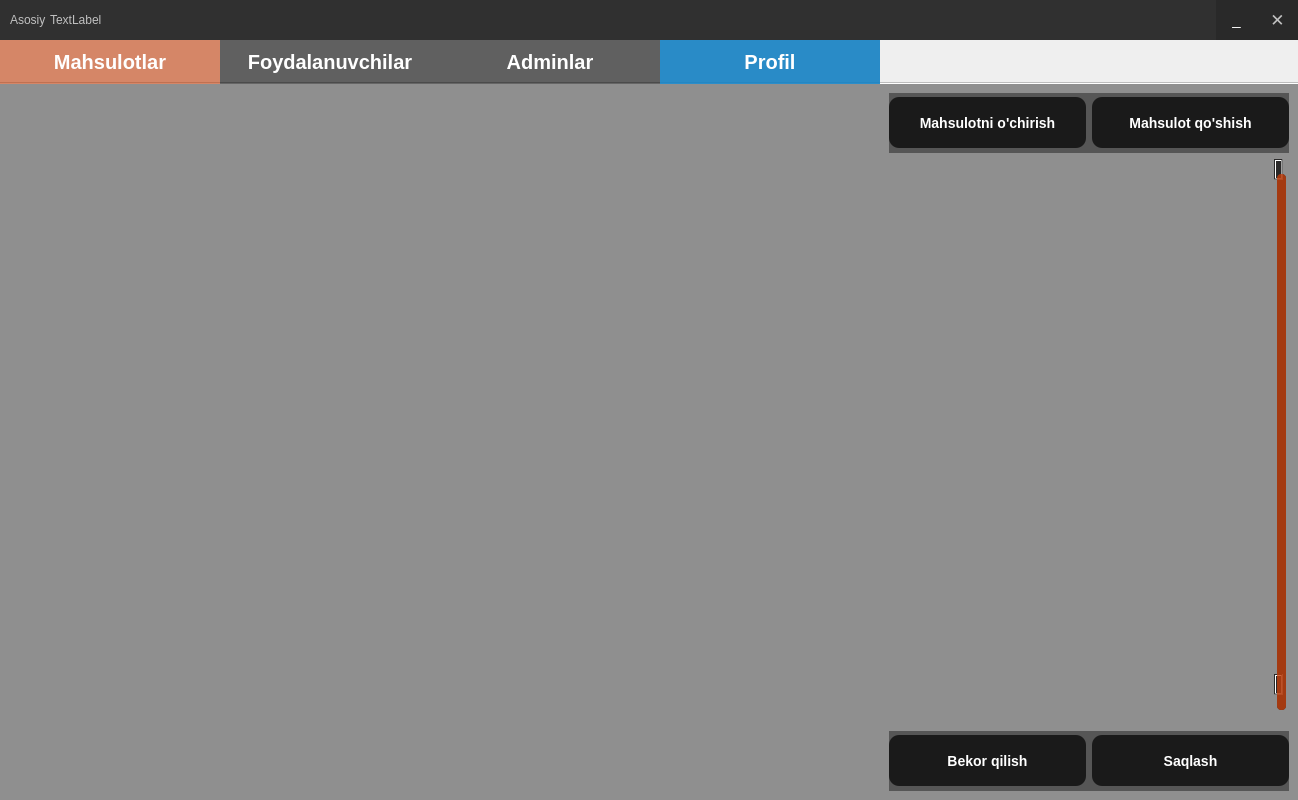
Old version of the form design/main_admin.ui in the repository Ahmadjon-Ergashev/Restaurant.
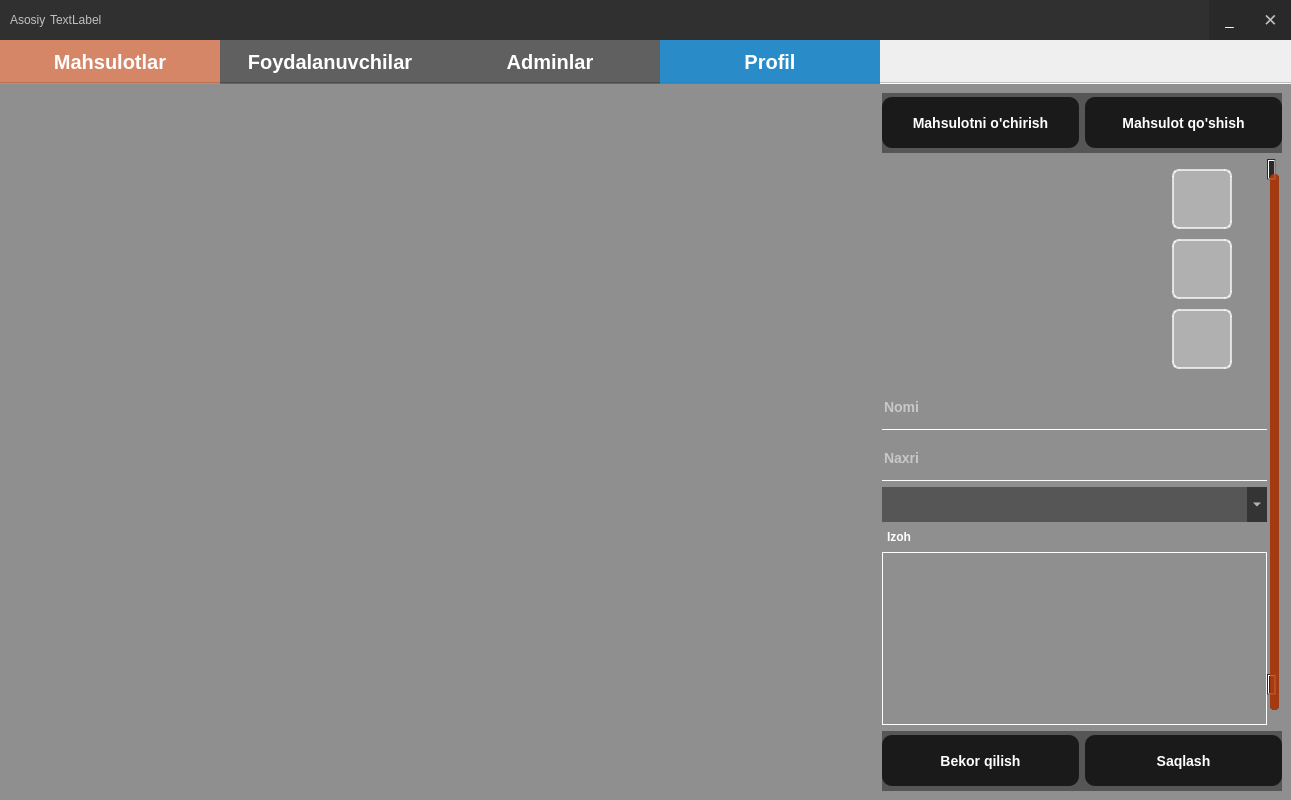
New version of the form. The open tabs and pages were chosen to show the change. Icons and pictures are not drawn.

The edit to the form file:
```diff
--- a/design/main_admin.ui
+++ b/design/main_admin.ui
@@ -6,7 +6,7 @@
    <rect>
     <x>0</x>
     <y>0</y>
-    <width>1298</width>
+    <width>1291</width>
     <height>800</height>
    </rect>
   </property>
@@ -438,7 +438,7 @@
 }
 
 QLabel{
-font-size: 14px;
+font-size: 12px;
 text-align: center;
 color: white;
 padding: 2px;
@@ -529,11 +529,365 @@
             </rect>
            </property>
            <property name="styleSheet">
-            <string notr="true"/>
+            <string notr="true">QLineEdit{
+	font-size:14px;;
+	color:white;
+	border:none;
+	background:transparent;
+	border-bottom:1px solid white;
+}
+
+QLineEdit:hover, QTextEdit:hover{
+	background:rgba(0,0,0,0.04);
+}
+QTextEdit{
+	font-size:14px;;
+	color:white;
+	background:transparent;
+	border:1px solid white;
+}
+QPushButton{
+background: rgba(255,255,255,0.3);
+border-radius: 7px;
+border: 2px solid rgba(255,255,255,0.7);
+/*rgb(68, 117, 222)*/
+}
+QPushButton:hover{
+background: rgba(255,255,255,0.5);
+}
+QRadioButton{
+background: transparent;
+font-size: 14px;
+color: white;
+}
+</string>
            </property>
            <layout class="QVBoxLayout" name="verticalLayout_2">
+            <property name="leftMargin">
+             <number>0</number>
+            </property>
+            <property name="topMargin">
+             <number>0</number>
+            </property>
+            <property name="rightMargin">
+             <number>0</number>
+            </property>
+            <property name="bottomMargin">
+             <number>0</number>
+            </property>
             <item>
-             <layout class="QVBoxLayout" name="verticalLayout_productInfo"/>
+             <layout class="QVBoxLayout" name="verticalLayout_productInfo">
+              <item>
+               <widget class="QFrame" name="frame_ProductPhoto">
+                <property name="minimumSize">
+                 <size>
+                  <width>370</width>
+                  <height>220</height>
+                 </size>
+                </property>
+                <property name="maximumSize">
+                 <size>
+                  <width>400</width>
+                  <height>220</height>
+                 </size>
+                </property>
+                <property name="frameShape">
+                 <enum>QFrame::StyledPanel</enum>
+                </property>
+                <property name="frameShadow">
+                 <enum>QFrame::Raised</enum>
+                </property>
+                <widget class="QLabel" name="productPhoto">
+                 <property name="geometry">
+                  <rect>
+                   <x>40</x>
+                   <y>10</y>
+                   <width>205</width>
+                   <height>205</height>
+                  </rect>
+                 </property>
+                 <property name="minimumSize">
+                  <size>
+                   <width>205</width>
+                   <height>205</height>
+                  </size>
+                 </property>
+                 <property name="maximumSize">
+                  <size>
+                   <width>205</width>
+                   <height>205</height>
+                  </size>
+                 </property>
+                 <property name="text">
+                  <string/>
+                 </property>
+                </widget>
+                <widget class="QPushButton" name="btn_editInfoProduct">
+                 <property name="geometry">
+                  <rect>
+                   <x>290</x>
+                   <y>150</y>
+                   <width>60</width>
+                   <height>60</height>
+                  </rect>
+                 </property>
+                 <property name="minimumSize">
+                  <size>
+                   <width>60</width>
+                   <height>60</height>
+                  </size>
+                 </property>
+                 <property name="maximumSize">
+                  <size>
+                   <width>60</width>
+                   <height>60</height>
+                  </size>
+                 </property>
+                 <property name="toolTip">
+                  <string>Taxrirlash</string>
+                 </property>
+                 <property name="text">
+                  <string/>
+                 </property>
+                 <property name="icon">
+                  <iconset resource="../images.qrc">
+                   <normaloff>:/images/img/icon/sign.png</normaloff>:/images/img/icon/sign.png</iconset>
+                 </property>
+                 <property name="iconSize">
+                  <size>
+                   <width>48</width>
+                   <height>48</height>
+                  </size>
+                 </property>
+                </widget>
+                <widget class="QPushButton" name="btn_templatePhotoProduct">
+                 <property name="geometry">
+                  <rect>
+                   <x>290</x>
+                   <y>80</y>
+                   <width>60</width>
+                   <height>60</height>
+                  </rect>
+                 </property>
+                 <property name="minimumSize">
+                  <size>
+                   <width>60</width>
+                   <height>60</height>
+                  </size>
+                 </property>
+                 <property name="maximumSize">
+                  <size>
+                   <width>60</width>
+                   <height>60</height>
+                  </size>
+                 </property>
+                 <property name="toolTip">
+                  <string>Default avatarni tanlash</string>
+                 </property>
+                 <property name="text">
+                  <string/>
+                 </property>
+                 <property name="icon">
+                  <iconset resource="../images.qrc">
+                   <normaloff>:/images/img/icon/global.png</normaloff>:/images/img/icon/global.png</iconset>
+                 </property>
+                 <property name="iconSize">
+                  <size>
+                   <width>48</width>
+                   <height>48</height>
+                  </size>
+                 </property>
+                </widget>
+                <widget class="QPushButton" name="btn_addPhotoProduct">
+                 <property name="geometry">
+                  <rect>
+                   <x>290</x>
+                   <y>10</y>
+                   <width>60</width>
+                   <height>60</height>
+                  </rect>
+                 </property>
+                 <property name="minimumSize">
+                  <size>
+                   <width>60</width>
+                   <height>60</height>
+                  </size>
+                 </property>
+                 <property name="maximumSize">
+                  <size>
+                   <width>60</width>
+                   <height>60</height>
+                  </size>
+                 </property>
+                 <property name="toolTip">
+                  <string>Avatar tanlash</string>
+                 </property>
+                 <property name="text">
+                  <string/>
+                 </property>
+                 <property name="icon">
+                  <iconset resource="../images.qrc">
+                   <normaloff>:/images/img/icon/productPhoto.png</normaloff>:/images/img/icon/productPhoto.png</iconset>
+                 </property>
+                 <property name="iconSize">
+                  <size>
+                   <width>48</width>
+                   <height>48</height>
+                  </size>
+                 </property>
+                </widget>
+               </widget>
+              </item>
+              <item>
+               <widget class="QLineEdit" name="edit_nameProduct">
+                <property name="minimumSize">
+                 <size>
+                  <width>0</width>
+                  <height>45</height>
+                 </size>
+                </property>
+                <property name="maximumSize">
+                 <size>
+                  <width>16777215</width>
+                  <height>51</height>
+                 </size>
+                </property>
+                <property name="placeholderText">
+                 <string>Nomi</string>
+                </property>
+               </widget>
+              </item>
+              <item>
+               <widget class="QLineEdit" name="edit_priceProduct">
+                <property name="minimumSize">
+                 <size>
+                  <width>0</width>
+                  <height>45</height>
+                 </size>
+                </property>
+                <property name="maximumSize">
+                 <size>
+                  <width>16777215</width>
+                  <height>51</height>
+                 </size>
+                </property>
+                <property name="placeholderText">
+                 <string>Naxri</string>
+                </property>
+               </widget>
+              </item>
+              <item>
+               <widget class="QComboBox" name="combo_productCatagory">
+                <property name="minimumSize">
+                 <size>
+                  <width>0</width>
+                  <height>35</height>
+                 </size>
+                </property>
+                <property name="maximumSize">
+                 <size>
+                  <width>16777215</width>
+                  <height>40</height>
+                 </size>
+                </property>
+                <property name="styleSheet">
+                 <string notr="true">QComboBox{
+	background-color: rgba(0,0,0,0.4);;
+	font-size: 14px;
+	color: white;
+}
+QComboBox:hover{
+	background-color: rgba(0,0,0,0.6);
+}
+QComboBox:item {
+	border-top: 4;
+	border-left: 4;
+	border-bottom: 4;
+	border-right: 4;
+	border: 1px solid black;
+	background-color: rgba(195,63,11,0.8);
+	font-size: 14px;
+	color: white;
+	padding: 5px;
+}
+QComboBox:item:selected {
+	border-top: 4;
+	border-left: 4;
+	border-bottom: 4;
+	border-right: 4;
+	border: 1px solid black;
+	background-color: #C87020;
+	color: white;
+}
+QComboBox:item::hover {
+	border-top: 4;
+	border-left: 4;
+	border-bottom: 4;
+	border-right: 4;
+	background-color: #C87020;
+	color: white;
+}
+QComboBox QAbstractItemView
+{
+    border: 2px solid darkgray;
+    color: white;
+    background-color: rgba(0,0,0,0.4);
+}
+QComboBox::drop-down
+{
+     subcontrol-origin: padding;
+     subcontrol-position: top right;
+     width: 10px;
+     color: white;
+     padding-left: 10px;
+ }
+QComboBox::indicator{
+    background-color:transparent;
+    selection-background-color:transparent;
+    color:transparent;
+    selection-color:transparent;
+}
+</string>
+                </property>
+                <property name="currentText">
+                 <string/>
+                </property>
+                <property name="currentIndex">
+                 <number>-1</number>
+                </property>
+                <item>
+                 <property name="text">
+                  <string>Ovqatlar</string>
+                 </property>
+                </item>
+                <item>
+                 <property name="text">
+                  <string>Salatlar</string>
+                 </property>
+                </item>
+                <item>
+                 <property name="text">
+                  <string>Shirinliklar</string>
+                 </property>
+                </item>
+                <item>
+                 <property name="text">
+                  <string>Ichimliklar</string>
+                 </property>
+                </item>
+               </widget>
+              </item>
+              <item>
+               <widget class="QLabel" name="label_descriptionProduct">
+                <property name="text">
+                 <string>Izoh</string>
+                </property>
+               </widget>
+              </item>
+              <item>
+               <widget class="QTextEdit" name="edit_descriptionProduct"/>
+              </item>
+             </layout>
             </item>
            </layout>
           </widget>
@@ -727,7 +1081,7 @@
             <rect>
              <x>0</x>
              <y>0</y>
-             <width>874</width>
+             <width>867</width>
              <height>698</height>
             </rect>
            </property>
```
Left out of the diff: 71 changed lines with no effect on the pictures.
